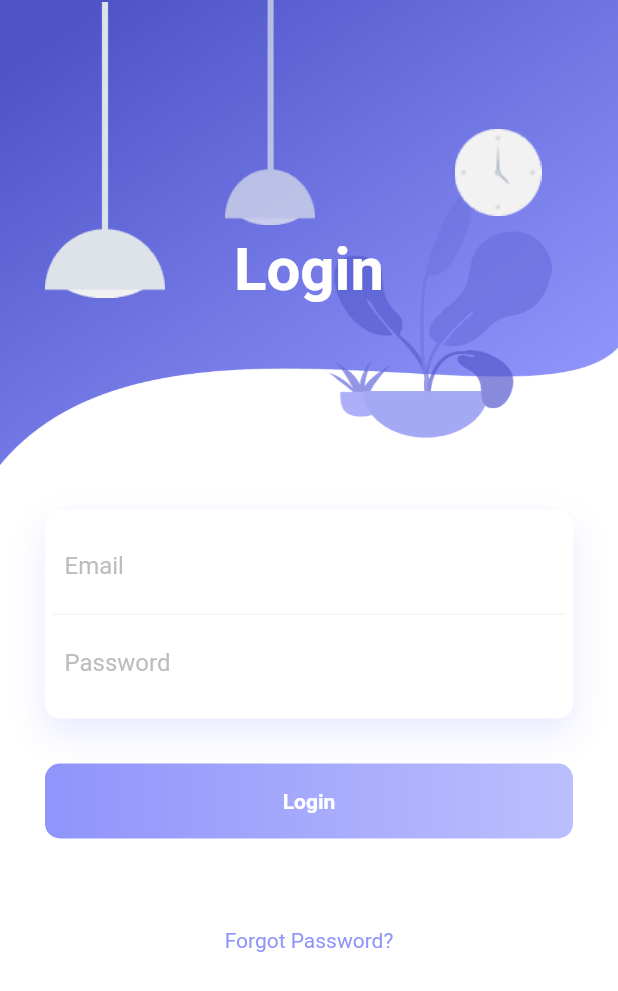
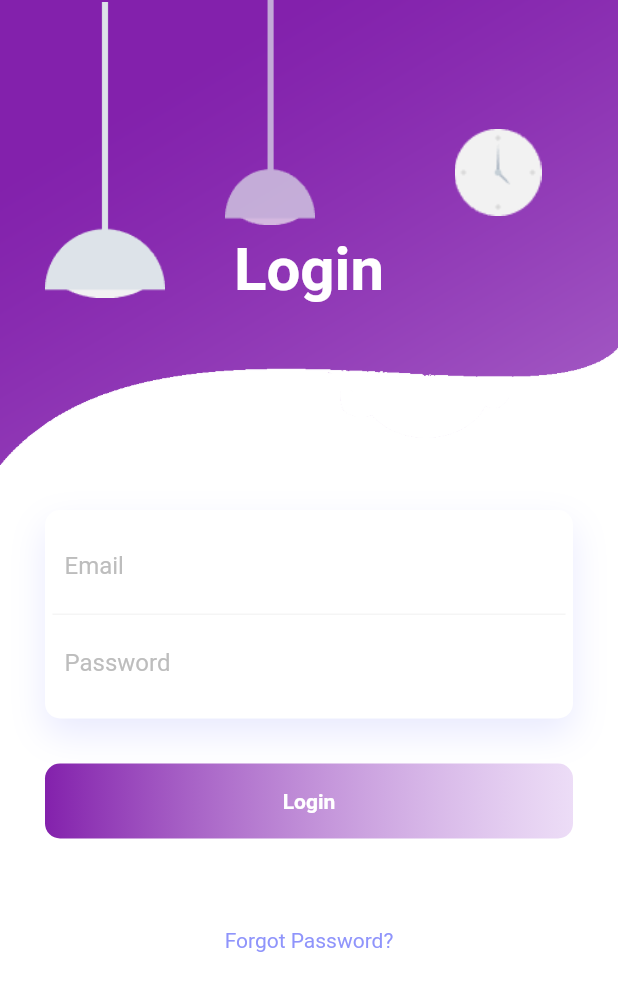
Before and after one commit to ianvillamia/elements, a Flutter app: the screen it shows after launch, after a tap on "Login", on a phone screen of 412 x 824 dp. Shown: the top 991 px of the screen. Run offline on Flutter 3.47's test engine with Material 2 defaults, Android fonts, the phone set to English and light mode, and no system bars; our stand-ins replace firebase_auth, google_sign_in, simple_animations; accounts and stored records are empty; network calls fail.

Commit message:
authentication changes :grin:

```diff
--- a/lib/Screens/Authentication/login.dart
+++ b/lib/Screens/Authentication/login.dart
@@ -28,7 +28,7 @@ class _LoginState extends State<Login> {
                 height: 310,
                 decoration: BoxDecoration(
                     image: DecorationImage(
-                        image: AssetImage('assets/bg.png'), fit: BoxFit.fill)),
+                        image: AssetImage('assets/background.png'), fit: BoxFit.fill)),
                 child: Stack(
                   children: <Widget>[
                     Positioned(
@@ -139,8 +139,8 @@ class _LoginState extends State<Login> {
                           decoration: BoxDecoration(
                               borderRadius: BorderRadius.circular(10),
                               gradient: LinearGradient(colors: [
-                                Color.fromRGBO(143, 148, 251, 1),
-                                Color.fromRGBO(143, 148, 251, .6),
+                                Color.fromRGBO(131, 33, 172, 1),
+                              Color.fromRGBO(224, 198, 241, .6),
                               ])),
                           child: MaterialButton(
                             child: Center(
--- a/lib/Screens/Authentication/signup.dart
+++ b/lib/Screens/Authentication/signup.dart
@@ -39,7 +39,7 @@ class _SignUp extends State<SignUp> {
                   height: 310,
                   decoration: BoxDecoration(
                       image: DecorationImage(
-                          image: AssetImage('assets/bg.png'), fit: BoxFit.fill)),
+                          image: AssetImage('assets/background.png'), fit: BoxFit.fill)),
                   child: Stack(
                     children: <Widget>[
                       Positioned(
@@ -154,8 +154,8 @@ class _SignUp extends State<SignUp> {
                             decoration: BoxDecoration(
                                 borderRadius: BorderRadius.circular(10),
                                 gradient: LinearGradient(colors: [
-                                  Color.fromRGBO(143, 148, 251, 1),
-                                  Color.fromRGBO(143, 148, 251, .6),
+                                  Color.fromRGBO(131, 33, 172, 1),
+                              Color.fromRGBO(224, 198, 241, .6),
                                 ])),
                             child: MaterialButton(
                               child: Center(
--- a/lib/Screens/Authentication/toggle.dart
+++ b/lib/Screens/Authentication/toggle.dart
@@ -21,7 +21,7 @@ class HomePage extends StatelessWidget {
               height: 310,
               decoration: BoxDecoration(
                   image: DecorationImage(
-                      image: AssetImage('assets/bg.png'), fit: BoxFit.fill)),
+                      image: AssetImage('assets/background.png'), fit: BoxFit.fill)),
               child: Stack(
                 children: <Widget>[
                   Positioned(
@@ -108,8 +108,8 @@ class HomePage extends StatelessWidget {
                         decoration: BoxDecoration(
                             borderRadius: BorderRadius.circular(10),
                             gradient: LinearGradient(colors: [
-                              Color.fromRGBO(143, 148, 251, 1),
-                              Color.fromRGBO(143, 148, 251, .6),
+                              Color.fromRGBO(131, 33, 172, 1),
+                              Color.fromRGBO(224, 198, 241, 3),
                             ])),
                         child: MaterialButton(
                           child: Center(
@@ -138,8 +138,8 @@ class HomePage extends StatelessWidget {
                         decoration: BoxDecoration(
                             borderRadius: BorderRadius.circular(10),
                             gradient: LinearGradient(colors: [
-                              Color.fromRGBO(143, 148, 251, 1),
-                              Color.fromRGBO(143, 148, 251, .6),
+                              Color.fromRGBO(131, 33, 172, 1),
+                              Color.fromRGBO(224, 198, 241, 3),
                             ])),
                         child: MaterialButton(
                           child: Center(
```
Also changed, not shown: assets/background.jpg (deleted), assets/background.png (added), assets/logo.png (deleted), assets/titlelogo.png (deleted).
